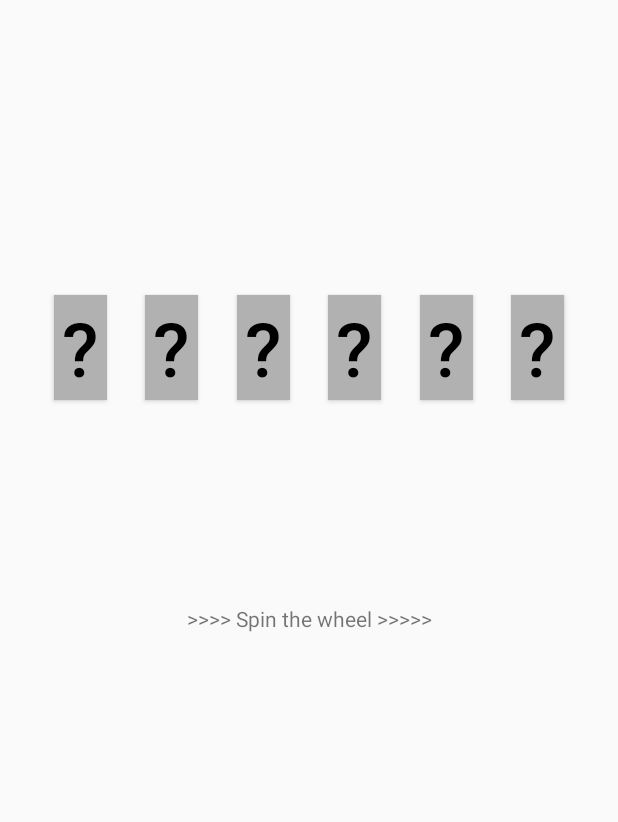
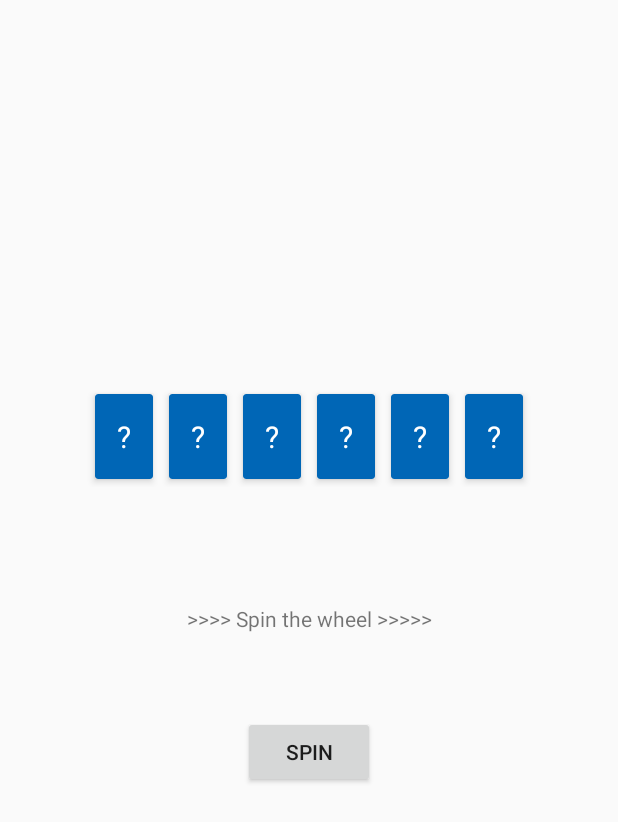
Before and after one commit to miax6351/s205353Lykkehjulet, an Android app: the GameFragment screen opened through its navigation route, on a phone screen of 412 x 824 dp. Shown: the top 822 px of the screen. Run offline under Robolectric (Android 15) with nearby library versions, the phone set to English and light mode, and no system bars.

Commit message:
recyclerView virekr

```diff
--- a/app/build.gradle
+++ b/app/build.gradle
@@ -32,6 +32,7 @@ android {
 
     buildFeatures {
         viewBinding = true
+        dataBinding = true
     }
 }
 
@@ -47,4 +48,9 @@ dependencies {
     testImplementation 'junit:junit:4.+'
     androidTestImplementation 'androidx.test.ext:junit:1.1.3'
     androidTestImplementation 'androidx.test.espresso:espresso-core:3.4.0'
+    //noinspection GradleCompatible
+    implementation 'com.android.support:cardview-v7:28.0.0'
+    implementation 'androidx.recyclerview:recyclerview:1.0.0'
+
+
 }
--- /dev/null
+++ b/app/src/main/java/com/example/s205353lykkehjulet/Game.kt
@@ -0,0 +1,27 @@
+package com.example.s205353lykkehjulet
+
+class Game {
+
+    private var player = Player()
+
+    fun spinTheWheel(){
+
+        var times = 0
+        while (times < 100){
+            val spin = (Math.random() * Field.values().size).toInt()
+            System.out.println("*******************************************" + spin)
+            times++
+
+            val field : Field = Field.values().get(spin)
+
+            when (field){
+                Field.VALUE -> println("guess word")
+                Field.EXTRA_TURN -> spinTheWheel()
+                Field.MISSED_TURN -> break
+                Field.BANKRUPTCY -> player.setPoints(0)
+            }
+        }
+
+
+    }
+}
--- a/app/src/main/java/com/example/s205353lykkehjulet/GameFragment.kt
+++ b/app/src/main/java/com/example/s205353lykkehjulet/GameFragment.kt
@@ -1,11 +1,21 @@
 package com.example.s205353lykkehjulet
 
+import android.graphics.drawable.ClipDrawable.HORIZONTAL
+import android.graphics.drawable.GradientDrawable
 import android.os.Bundle
 import androidx.fragment.app.Fragment
 import android.view.LayoutInflater
 import android.view.View
 import android.view.ViewGroup
+import android.widget.HorizontalScrollView
+import androidx.recyclerview.widget.LinearLayoutManager
+import androidx.recyclerview.widget.RecyclerView
+import com.example.s205353lykkehjulet.databinding.ActivityMainBinding
 import com.example.s205353lykkehjulet.databinding.FragmentGameBinding
+import androidx.recyclerview.widget.GridLayoutManager
+
+
+
 
 
 /**
@@ -16,9 +26,16 @@ import com.example.s205353lykkehjulet.databinding.FragmentGameBinding
 class GameFragment : Fragment() {
     private var _binding: FragmentGameBinding? = null
     private val binding get() = _binding!!
+    private var layoutManager: RecyclerView.LayoutManager? = null
+    private var adapter : RecyclerView.Adapter<RecyclerAdapter.ViewHolder>? = null
+
+    private var game = Game()
+
 
     override fun onCreate(savedInstanceState: Bundle?) {
         super.onCreate(savedInstanceState)
+
+
 
     }
 
@@ -28,6 +45,16 @@ class GameFragment : Fragment() {
     ): View? {
         _binding = FragmentGameBinding.inflate(inflater, container, false)
         val view = binding.root
+        layoutManager = LinearLayoutManager(context, LinearLayoutManager.HORIZONTAL, false,)
+        binding.recyclerView.layoutManager = layoutManager
+        adapter = RecyclerAdapter()
+        binding.recyclerView.adapter = adapter
+
+
+        binding.spinWheelButton.setOnClickListener(){
+            game.spinTheWheel()
+        }
+
         return view
     }
 
--- a/app/src/main/java/com/example/s205353lykkehjulet/MainActivity.kt
+++ b/app/src/main/java/com/example/s205353lykkehjulet/MainActivity.kt
@@ -2,17 +2,20 @@ package com.example.s205353lykkehjulet
 
 import androidx.appcompat.app.AppCompatActivity
 import android.os.Bundle
-import android.view.View.inflate
+import androidx.core.content.ContentProviderCompat.requireContext
+
 import androidx.navigation.NavController
 import androidx.navigation.fragment.NavHostFragment
+import androidx.recyclerview.widget.LinearLayoutManager
+import androidx.recyclerview.widget.RecyclerView
 import com.example.s205353lykkehjulet.databinding.ActivityMainBinding
 
 class MainActivity : AppCompatActivity() {
 
     lateinit var binding: ActivityMainBinding
-    private var rightLetter = false
-    private val player = Player()
     private lateinit var navController: NavController
+
+
 
     override fun onCreate(savedInstanceState: Bundle?) {
         super.onCreate(savedInstanceState)
@@ -22,29 +25,9 @@ class MainActivity : AppCompatActivity() {
         val navHostFragment =
             supportFragmentManager.findFragmentById(R.id.nav_host_fragment) as NavHostFragment
         navController = navHostFragment.navController
-    }
-
-
-
-    private fun spinTheWheel(){
-
-        var times = 0
-        while (times < 100){
-            val spin = (Math.random() * Field.values().size).toInt()
-            System.out.println("*******************************************" + spin)
-            times++
-
-            val field : Field = Field.values().get(spin)
-
-            when (field){
-            Field.VALUE -> println("guess word")
-            Field.EXTRA_TURN -> spinTheWheel()
-            Field.MISSED_TURN -> break
-            Field.BANKRUPTCY -> player.setPoints(0)
-            }
-        }
 
 
     }
 
+
 }
--- /dev/null
+++ b/app/src/main/java/com/example/s205353lykkehjulet/RecyclerAdapter.kt
@@ -0,0 +1,37 @@
+package com.example.s205353lykkehjulet
+
+import android.view.LayoutInflater
+import android.view.View
+import android.view.ViewGroup
+import android.widget.ImageView
+import android.widget.TextView
+import androidx.recyclerview.widget.LinearLayoutManager
+import androidx.recyclerview.widget.RecyclerView
+
+class RecyclerAdapter : RecyclerView.Adapter<RecyclerAdapter.ViewHolder>() {
+
+    private var titles = arrayOf("?","?","?","?","?","?")
+
+    override fun onCreateViewHolder(parent: ViewGroup, viewType: Int): RecyclerAdapter.ViewHolder {
+         val v = LayoutInflater.from(parent.context).inflate(R.layout.card_layout,parent,false)
+        LinearLayoutManager.HORIZONTAL
+        return ViewHolder(v)
+    }
+
+    override fun onBindViewHolder(holder: RecyclerAdapter.ViewHolder, position: Int) {
+        holder.itemLetter.text = titles[position]
+    }
+
+    override fun getItemCount(): Int {
+        return titles.size
+    }
+
+    inner class ViewHolder(itemView : View) : RecyclerView.ViewHolder(itemView){
+        var itemLetter : TextView
+
+        init {
+            itemLetter = itemView.findViewById(R.id.letterView)
+        }
+    }
+
+}
--- a/app/src/main/res/layout/activity_main.xml
+++ b/app/src/main/res/layout/activity_main.xml
@@ -17,4 +17,7 @@
         app:layout_constraintTop_toTopOf="parent"
         app:navGraph="@navigation/nav_graph" />
 
+
+
+
 </androidx.constraintlayout.widget.ConstraintLayout>
--- /dev/null
+++ b/app/src/main/res/layout/card_layout.xml
@@ -0,0 +1,38 @@
+<?xml version="1.0" encoding="utf-8"?>
+<androidx.cardview.widget.CardView xmlns:android="http://schemas.android.com/apk/res/android"
+    xmlns:app="http://schemas.android.com/apk/res-auto"
+    android:id="@+id/cardView"
+    android:layout_height="wrap_content"
+    android:layout_width="wrap_content"
+    android:layout_margin="5dp"
+    app:cardBackgroundColor="#0066B6"
+    app:cardElevation="3dp"
+    app:contentPadding="4dp"
+    >
+
+    <androidx.constraintlayout.widget.ConstraintLayout
+        android:layout_width="match_parent"
+        android:layout_height="wrap_content"
+        android:id="@+id/relativeLayout"
+        android:padding="5dp">
+
+        <TextView
+            android:layout_width="wrap_content"
+            android:layout_height="wrap_content"
+            android:id="@+id/letterView"
+            app:layout_constraintBottom_toBottomOf="parent"
+            app:layout_constraintEnd_toEndOf="parent"
+            app:layout_constraintStart_toStartOf="parent"
+            app:layout_constraintTop_toTopOf="parent"
+            android:layout_margin="5dp"
+            android:textSize="20sp"
+            android:textColor="@color/white">
+
+        </TextView>
+
+
+
+
+    </androidx.constraintlayout.widget.ConstraintLayout>
+
+</androidx.cardview.widget.CardView>
--- a/app/src/main/res/layout/fragment_game.xml
+++ b/app/src/main/res/layout/fragment_game.xml
@@ -5,6 +5,18 @@
     android:layout_width="match_parent"
     android:layout_height="match_parent"
     tools:context=".GameFragment">
+
+    <androidx.recyclerview.widget.RecyclerView
+        android:id="@+id/recyclerView"
+        android:layout_width="wrap_content"
+        android:layout_height="wrap_content"
+        android:layout_marginBottom="78dp"
+        app:layout_constraintBottom_toTopOf="@+id/textView"
+        app:layout_constraintEnd_toEndOf="parent"
+        app:layout_constraintHorizontal_bias="0.498"
+        app:layout_constraintStart_toStartOf="parent"
+        app:layout_constraintTop_toTopOf="parent"
+        app:layout_constraintVertical_bias="1.0"></androidx.recyclerview.widget.RecyclerView>
 
     <TextView
         android:id="@+id/textView"
@@ -17,106 +29,20 @@
         app:layout_constraintTop_toTopOf="parent" />
 
     <Button
-        android:id="@+id/textView1"
-        android:layout_width="35dp"
-        android:layout_height="70dp"
-        android:layout_marginTop="150dp"
-        android:layout_marginEnd="10dp"
-        android:layout_marginBottom="511dp"
-        android:background="@color/grey"
-        android:text="@string/question_mark"
-        android:textAlignment="center"
-        android:textColor="@color/black"
-        android:textSize="50sp"
-        app:layout_constraintBottom_toBottomOf="parent"
-        app:layout_constraintEnd_toStartOf="@+id/textView2"
-        app:layout_constraintStart_toEndOf="@+id/textView3"
-        app:layout_constraintTop_toTopOf="parent" />
-
-    <Button
-        android:id="@+id/textView2"
-        android:layout_width="35dp"
-        android:layout_height="70dp"
-        android:layout_marginTop="150dp"
-        android:layout_marginEnd="20dp"
-        android:layout_marginBottom="511dp"
-        android:background="@color/grey"
-        android:text="@string/question_mark"
-        android:textAlignment="center"
-        android:textColor="@color/black"
-        android:textSize="50sp"
+        android:id="@+id/spinWheelButton"
+        android:layout_width="wrap_content"
+        android:layout_height="wrap_content"
+        android:layout_marginStart="161dp"
+        android:layout_marginTop="55dp"
+        android:layout_marginEnd="162dp"
+        android:layout_marginBottom="253dp"
+        android:text="@string/spin_button"
         app:layout_constraintBottom_toBottomOf="parent"
         app:layout_constraintEnd_toEndOf="parent"
-        app:layout_constraintStart_toEndOf="@+id/textView1"
-        app:layout_constraintTop_toTopOf="parent" />
+        app:layout_constraintStart_toStartOf="parent"
+        app:layout_constraintTop_toBottomOf="@+id/textView"
+        app:layout_constraintVertical_bias="0.0">
 
-    <Button
-        android:id="@+id/textView3"
-        android:layout_width="35dp"
-        android:layout_height="70dp"
-        android:layout_marginTop="150dp"
-        android:layout_marginEnd="10dp"
-        android:layout_marginBottom="511dp"
-        android:background="@color/grey"
-        android:text="@string/question_mark"
-        android:textAlignment="center"
-        android:textColor="@color/black"
-        android:textSize="50sp"
-        app:layout_constraintBottom_toBottomOf="parent"
-        app:layout_constraintEnd_toStartOf="@+id/textView1"
-        app:layout_constraintStart_toEndOf="@+id/textView4"
-        app:layout_constraintTop_toTopOf="parent" />
-
-    <Button
-        android:id="@+id/textView4"
-        android:layout_width="35dp"
-        android:layout_height="70dp"
-        android:layout_marginTop="150dp"
-        android:layout_marginEnd="10dp"
-        android:layout_marginBottom="511dp"
-        android:background="@color/grey"
-        android:text="@string/question_mark"
-        android:textAlignment="center"
-        android:textColor="@color/black"
-        android:textSize="50sp"
-        app:layout_constraintBottom_toBottomOf="parent"
-        app:layout_constraintEnd_toStartOf="@+id/textView3"
-        app:layout_constraintStart_toEndOf="@+id/textView5"
-        app:layout_constraintTop_toTopOf="parent" />
-
-    <Button
-        android:id="@+id/textView5"
-        android:layout_width="35dp"
-        android:layout_height="70dp"
-        android:layout_marginTop="150dp"
-        android:layout_marginEnd="10dp"
-        android:layout_marginBottom="511dp"
-        android:background="@color/grey"
-        android:text="@string/question_mark"
-        android:textAlignment="center"
-        android:textColor="@color/black"
-        android:textSize="50sp"
-        app:layout_constraintBottom_toBottomOf="parent"
-        app:layout_constraintEnd_toStartOf="@+id/textView4"
-        app:layout_constraintStart_toEndOf="@+id/textView6"
-        app:layout_constraintTop_toTopOf="parent" />
-
-    <Button
-        android:id="@+id/textView6"
-        android:layout_width="35dp"
-        android:layout_height="70dp"
-        android:layout_marginStart="20dp"
-        android:layout_marginTop="150dp"
-        android:layout_marginEnd="10dp"
-        android:layout_marginBottom="511dp"
-        android:background="@color/grey"
-        android:text="@string/question_mark"
-        android:textAlignment="center"
-        android:textColor="@color/black"
-        android:textSize="50sp"
-        app:layout_constraintBottom_toBottomOf="parent"
-        app:layout_constraintEnd_toStartOf="@+id/textView5"
-        app:layout_constraintStart_toStartOf="parent"
-        app:layout_constraintTop_toTopOf="parent" />
+    </Button>
 
 </androidx.constraintlayout.widget.ConstraintLayout>
--- a/app/src/main/res/values/strings.xml
+++ b/app/src/main/res/values/strings.xml
@@ -3,7 +3,7 @@
     <string name="spin_wheel_text">>>>>  Spin the wheel  >>>>></string>
     <string name="question_mark">\?</string>
     <!-- TODO: Remove or change this placeholder text -->
-    <string name="hello_blank_fragment">Hello blank fragment</string>
+    <string name="spin_button">SPIN</string>
 
 
 </resources>
```
